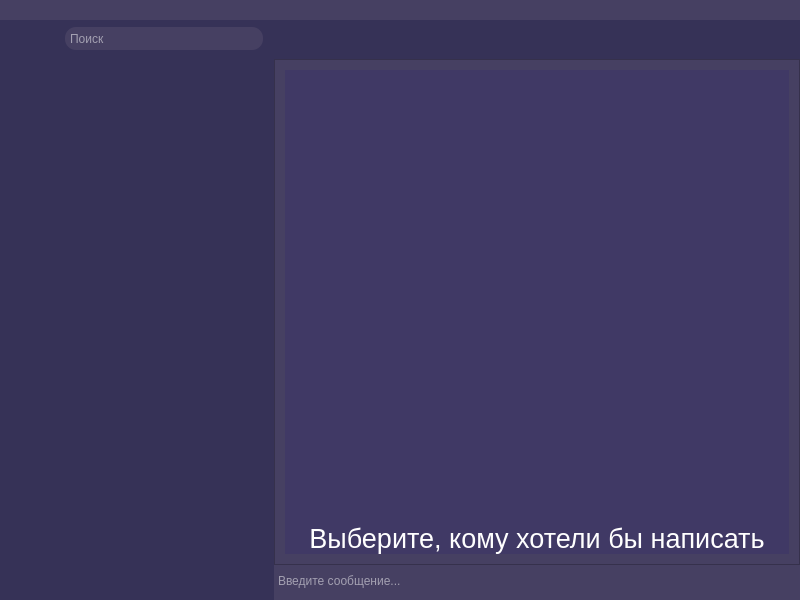
Above: client/GUI/UI_MainWindow.ui from Vityshha/desktop-messenger before the change. Below: the same form after it.
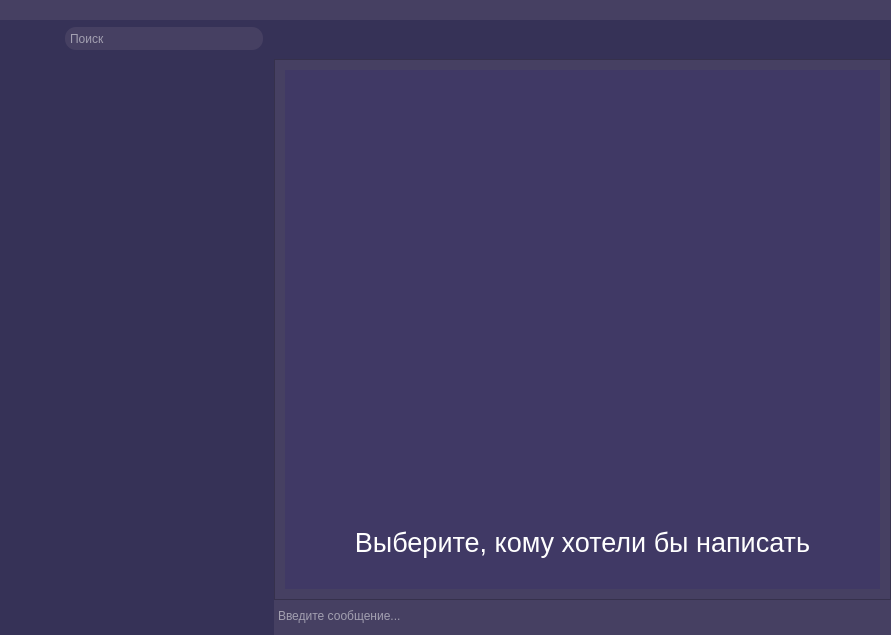
That is the form after the change. Icons and pictures are not drawn.

Diff of the .ui file:
```diff
--- a/client/GUI/UI_MainWindow.ui
+++ b/client/GUI/UI_MainWindow.ui
@@ -6,8 +6,8 @@
    <rect>
     <x>0</x>
     <y>0</y>
-    <width>800</width>
-    <height>600</height>
+    <width>891</width>
+    <height>635</height>
    </rect>
   </property>
   <property name="windowTitle">
@@ -448,6 +448,28 @@
     border: 1px solid transparent; /* Установка прозрачной границы */
 	background-color: rgb(64, 57, 101);
 	color: rgb(255, 255, 255);
+	wight: 5px;
+}
+QScrollBar:vertical {
+background: #2f2f2f;
+width: 15px;
+margin: 0;
+}
+
+QScrollBar::handle:vertical {
+background: #5b5b5b;
+}
+
+QScrollBar::add-line:vertical {
+height: 0px;
+}
+
+QScrollBar::sub-line:vertical {
+height: 0px;
+}
+
+QScrollBar::add-page:vertical, QScrollBar::sub-page:vertical {
+height: 0px;
 }
 </string>
                   </property>
@@ -471,8 +493,8 @@
                     <rect>
                      <x>0</x>
                      <y>0</y>
-                     <width>524</width>
-                     <height>502</height>
+                     <width>611</width>
+                     <height>526</height>
                     </rect>
                    </property>
                    <layout class="QHBoxLayout" name="horizontalLayout_5">
@@ -509,7 +531,8 @@
 color: rgb(255, 255, 255);</string>
                       </property>
                       <property name="text">
-                       <string>Выберите, кому хотели бы написать</string>
+                       <string>Выберите, кому хотели бы написать
+</string>
                       </property>
                       <property name="textFormat">
                        <enum>Qt::AutoText</enum>
@@ -575,7 +598,7 @@
                    <string>&lt;!DOCTYPE HTML PUBLIC &quot;-//W3C//DTD HTML 4.0//EN&quot; &quot;http://www.w3.org/TR/REC-html40/strict.dtd&quot;&gt;
 &lt;html&gt;&lt;head&gt;&lt;meta name=&quot;qrichtext&quot; content=&quot;1&quot; /&gt;&lt;style type=&quot;text/css&quot;&gt;
 p, li { white-space: pre-wrap; }
-&lt;/style&gt;&lt;/head&gt;&lt;body style=&quot; font-family:'MS Shell Dlg 2'; font-size:9.75pt; font-weight:400; font-style:normal;&quot;&gt;
+&lt;/style&gt;&lt;/head&gt;&lt;body style=&quot; font-family:'MS Shell Dlg 2'; font-size:6.6pt; font-weight:400; font-style:normal;&quot;&gt;
 &lt;p style=&quot;-qt-paragraph-type:empty; margin-top:0px; margin-bottom:0px; margin-left:0px; margin-right:0px; -qt-block-indent:0; text-indent:0px; font-family:'Segoe UI'; font-size:9pt;&quot;&gt;&lt;br /&gt;&lt;/p&gt;&lt;/body&gt;&lt;/html&gt;</string>
                   </property>
                   <property name="placeholderText">
```
Left out of the diff: 5 changed lines with no effect on the pictures.
